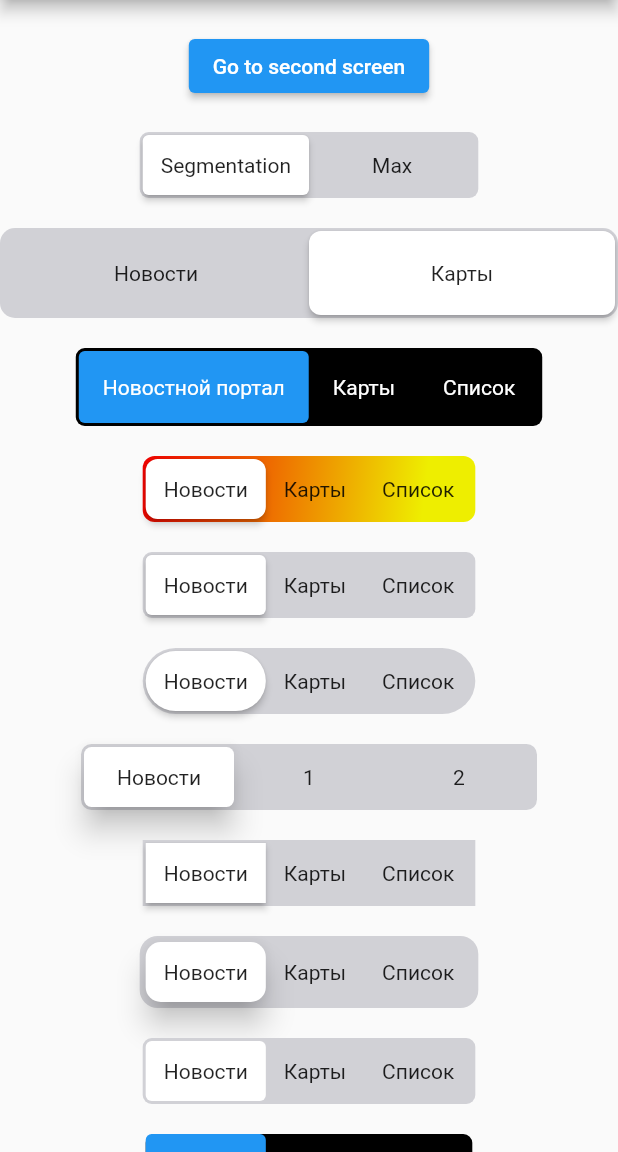
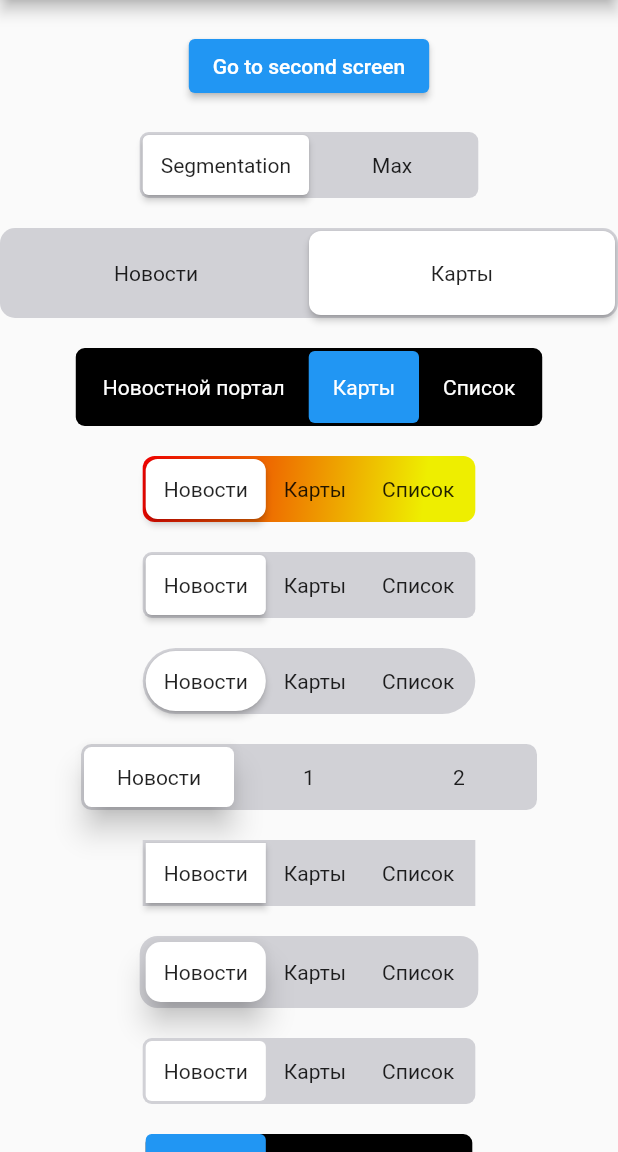
Before and after one commit to hadukin/custom_sliding_segmented_control, a Flutter app: the screen it shows after launch, on a phone screen of 412 x 824 dp, the part 84-1236 px from its top. Run offline on Flutter 3.47's test engine with Material 2 defaults, Android fonts, the phone set to English and light mode, and no system bars.

Commit message:
release: 1.3.0

```diff
--- a/example/lib/main.dart
+++ b/example/lib/main.dart
@@ -23,7 +23,7 @@ class MyApp extends StatelessWidget {
 }
 
 class MyHomePage extends StatefulWidget {
-  MyHomePage({Key? key}) : super(key: key);
+  const MyHomePage({Key? key}) : super(key: key);
 
   @override
   _MyHomePageState createState() => _MyHomePageState();
@@ -97,6 +97,7 @@ class _MyHomePageState extends State<MyHomePage> {
               ),
               const SizedBox(height: 20),
               CustomSlidingSegmentedControl<SegmentType>(
+                initialValue: SegmentType.map,
                 children: {
                   SegmentType.news: Text(
                     'Новостной портал',
--- a/pubspec.yaml
+++ b/pubspec.yaml
@@ -1,12 +1,12 @@
 name: custom_sliding_segmented_control
 description: Allows you to flexibly configure the widget for displaying controls. You can add color, speed, size, initial value, animation and more.
-version: 1.2.1
+version: 1.3.0
 homepage: https://github.com/hadukin/custom_sliding_segmented_control
 repository: https://github.com/hadukin/custom_sliding_segmented_control
 
 environment:
-  sdk: ">=2.12.0 <3.0.0"
-  flutter: ">=1.17.0"
+  sdk: ">=2.14.0 <3.0.0"
+  flutter: ">=2.5.0"
 
 dependencies:
   flutter:
```
Also changed, not shown: example/pubspec.lock, pubspec.lock, 1 other file.
